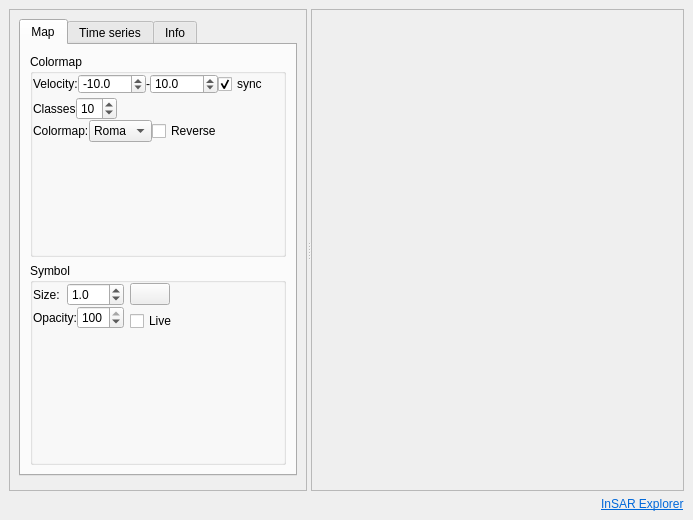
Qt form insar_explorer_dockwidget_base.ui (luhipi/insar-explorer) before a commit.
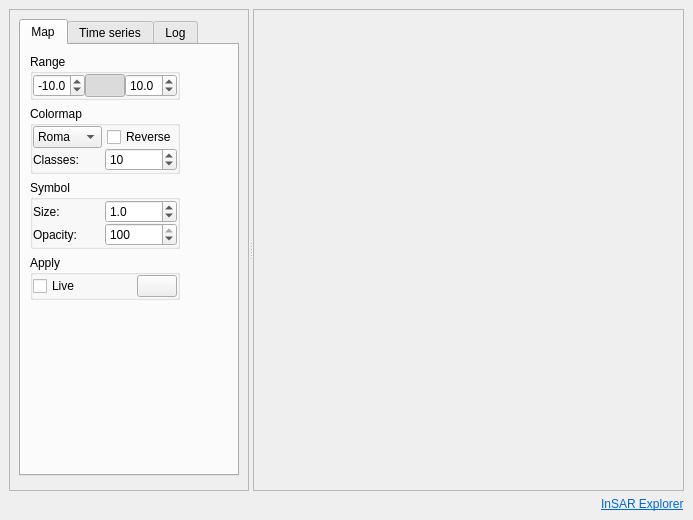
The same form after that commit. The open tabs and pages were chosen to show the change. Icons and pictures are not drawn.

Commit message: resurface map tab

What changed in the file:
```diff
--- a/insar_explorer_dockwidget_base.ui
+++ b/insar_explorer_dockwidget_base.ui
@@ -84,6 +84,12 @@
             <verstretch>0</verstretch>
            </sizepolicy>
           </property>
+          <property name="maximumSize">
+           <size>
+            <width>400</width>
+            <height>16777215</height>
+           </size>
+          </property>
           <property name="widgetResizable">
            <bool>true</bool>
           </property>
@@ -92,8 +98,8 @@
             <rect>
              <x>0</x>
              <y>0</y>
-             <width>382</width>
-             <height>472</height>
+             <width>327</width>
+             <height>470</height>
             </rect>
            </property>
            <layout class="QVBoxLayout" name="verticalLayout">
@@ -105,6 +111,12 @@
                 <verstretch>0</verstretch>
                </sizepolicy>
               </property>
+              <property name="maximumSize">
+               <size>
+                <width>220</width>
+                <height>16777215</height>
+               </size>
+              </property>
               <property name="currentIndex">
                <number>1</number>
               </property>
@@ -113,28 +125,43 @@
                 <string>Map</string>
                </attribute>
                <layout class="QGridLayout" name="gridLayout_4">
-                <item row="0" column="0">
-                 <widget class="QGroupBox" name="groupBox">
+                <item row="2" column="0">
+                 <spacer name="verticalSpacer_3">
+                  <property name="orientation">
+                   <enum>Qt::Vertical</enum>
+                  </property>
+                  <property name="sizeHint" stdset="0">
+                   <size>
+                    <width>20</width>
+                    <height>40</height>
+                   </size>
+                  </property>
+                 </spacer>
+                </item>
+                <item row="1" column="0">
+                 <layout class="QVBoxLayout" name="verticalLayout_6">
+                  <item>
+                   <widget class="QGroupBox" name="groupBox_7">
                   <property name="sizePolicy">
-                   <sizepolicy hsizetype="Preferred" vsizetype="Preferred">
+                     <sizepolicy hsizetype="Fixed" vsizetype="Preferred">
                     <horstretch>0</horstretch>
                     <verstretch>0</verstretch>
                    </sizepolicy>
                   </property>
+                    <property name="minimumSize">
+                     <size>
+                      <width>150</width>
+                      <height>0</height>
+                     </size>
+                    </property>
+                    <property name="autoFillBackground">
+                     <bool>false</bool>
+                    </property>
                   <property name="title">
-                   <string>Colormap</string>
-                  </property>
-                  <layout class="QFormLayout" name="formLayout_5">
-                   <property name="labelAlignment">
-                    <set>Qt::AlignLeading|Qt::AlignLeft|Qt::AlignVCenter</set>
-                   </property>
-                   <property name="formAlignment">
-                    <set>Qt::AlignLeading|Qt::AlignLeft|Qt::AlignTop</set>
-                   </property>
-                   <property name="horizontalSpacing">
-                    <number>0</number>
-                   </property>
-                   <property name="verticalSpacing">
+                     <string>Range</string>
+                    </property>
+                    <layout class="QVBoxLayout" name="verticalLayout_10">
+                     <property name="spacing">
                     <number>0</number>
                    </property>
                    <property name="leftMargin">
@@ -149,51 +176,9 @@
                    <property name="bottomMargin">
                     <number>0</number>
                    </property>
-                   <item row="0" column="0">
+                     <item>
                     <layout class="QGridLayout" name="gridLayout_6">
-                     <item row="0" column="0">
-                      <widget class="QLabel" name="label_5">
-                       <property name="text">
-                        <string>Velocity:</string>
-                       </property>
-                      </widget>
-                     </item>
-                     <item row="0" column="1">
-                      <widget class="QDoubleSpinBox" name="sb_symbol_lower_range">
-                       <property name="sizePolicy">
-                        <sizepolicy hsizetype="Preferred" vsizetype="Fixed">
-                         <horstretch>0</horstretch>
-                         <verstretch>0</verstretch>
-                        </sizepolicy>
-                       </property>
-                       <property name="decimals">
-                        <number>1</number>
-                       </property>
-                       <property name="minimum">
-                        <double>-1000.000000000000000</double>
-                       </property>
-                       <property name="maximum">
-                        <double>1000.000000000000000</double>
-                       </property>
-                       <property name="value">
-                        <double>-10.000000000000000</double>
-                       </property>
-                      </widget>
-                     </item>
                      <item row="0" column="2">
-                      <widget class="QLabel" name="label_2">
-                       <property name="sizePolicy">
-                        <sizepolicy hsizetype="Fixed" vsizetype="Preferred">
-                         <horstretch>0</horstretch>
-                         <verstretch>0</verstretch>
-                        </sizepolicy>
-                       </property>
-                       <property name="text">
-                        <string>-</string>
-                       </property>
-                      </widget>
-                     </item>
-                     <item row="0" column="3">
                       <widget class="QDoubleSpinBox" name="sb_symbol_upper_range">
                        <property name="sizePolicy">
                         <sizepolicy hsizetype="Preferred" vsizetype="Fixed">
@@ -215,54 +200,123 @@
                        </property>
                       </widget>
                      </item>
-                     <item row="0" column="4">
-                      <widget class="QCheckBox" name="cb_symbol_range_sync">
-                       <property name="text">
-                        <string>sync</string>
-                       </property>
-                       <property name="checked">
-                        <bool>true</bool>
-                       </property>
-                      </widget>
-                     </item>
-                    </layout>
-                   </item>
-                   <item row="1" column="0">
-                    <layout class="QHBoxLayout" name="horizontalLayout_5">
-                     <item>
-                      <widget class="QLabel" name="label_6">
-                       <property name="text">
-                        <string>Classes</string>
-                       </property>
-                      </widget>
-                     </item>
-                     <item>
-                      <widget class="QSpinBox" name="sb_symbol_classes">
+                       <item row="0" column="0">
+                        <widget class="QDoubleSpinBox" name="sb_symbol_lower_range">
                        <property name="sizePolicy">
                         <sizepolicy hsizetype="Preferred" vsizetype="Fixed">
                          <horstretch>0</horstretch>
                          <verstretch>0</verstretch>
                         </sizepolicy>
                        </property>
+                         <property name="decimals">
+                          <number>1</number>
+                         </property>
                        <property name="minimum">
-                        <number>2</number>
+                          <double>-1000.000000000000000</double>
+                         </property>
+                         <property name="maximum">
+                          <double>1000.000000000000000</double>
                        </property>
                        <property name="value">
-                        <number>10</number>
+                          <double>-10.000000000000000</double>
                        </property>
                       </widget>
                      </item>
-                    </layout>
-                   </item>
-                   <item row="2" column="0">
+                       <item row="0" column="1">
+                        <widget class="QPushButton" name="cb_symbol_range_sync">
+                         <property name="sizePolicy">
+                          <sizepolicy hsizetype="Fixed" vsizetype="Fixed">
+                           <horstretch>0</horstretch>
+                           <verstretch>0</verstretch>
+                          </sizepolicy>
+                         </property>
+                         <property name="minimumSize">
+                          <size>
+                           <width>0</width>
+                           <height>0</height>
+                          </size>
+                         </property>
+                         <property name="maximumSize">
+                          <size>
+                           <width>40</width>
+                           <height>40</height>
+                          </size>
+                         </property>
+                         <property name="toolTip">
+                          <string>Choose Point</string>
+                         </property>
+                         <property name="text">
+                          <string/>
+                         </property>
+                         <property name="icon">
+                          <iconset>
+                           <normaloff>:/icons/icons/synchronise_gray.png</normaloff>:/icons/icons/synchronise_gray.png</iconset>
+                         </property>
+                         <property name="iconSize">
+                          <size>
+                           <width>20</width>
+                           <height>20</height>
+                          </size>
+                         </property>
+                         <property name="checkable">
+                          <bool>true</bool>
+                         </property>
+                         <property name="checked">
+                          <bool>true</bool>
+                         </property>
+                        </widget>
+                       </item>
+                      </layout>
+                     </item>
+                    </layout>
+                   </widget>
+                  </item>
+                  <item>
+                   <widget class="QGroupBox" name="groupBox_9">
+                    <property name="sizePolicy">
+                     <sizepolicy hsizetype="Fixed" vsizetype="Preferred">
+                      <horstretch>0</horstretch>
+                      <verstretch>0</verstretch>
+                     </sizepolicy>
+                    </property>
+                    <property name="minimumSize">
+                     <size>
+                      <width>150</width>
+                      <height>0</height>
+                     </size>
+                    </property>
+                    <property name="autoFillBackground">
+                     <bool>false</bool>
+                    </property>
+                    <property name="title">
+                     <string>Colormap</string>
+                    </property>
+                    <layout class="QVBoxLayout" name="verticalLayout_16">
+                     <property name="spacing">
+                      <number>0</number>
+                     </property>
+                     <property name="leftMargin">
+                      <number>0</number>
+                     </property>
+                     <property name="topMargin">
+                      <number>0</number>
+                     </property>
+                     <property name="rightMargin">
+                      <number>0</number>
+                     </property>
+                     <property name="bottomMargin">
+                      <number>0</number>
+                     </property>
+                     <item>
+                      <layout class="QVBoxLayout" name="verticalLayout_15">
+                       <property name="spacing">
+                        <number>0</number>
+                       </property>
+                       <item>
                     <layout class="QHBoxLayout" name="horizontalLayout">
-                     <item>
-                      <widget class="QLabel" name="label_7">
-                       <property name="text">
-                        <string>Colormap:</string>
-                       </property>
-                      </widget>
-                     </item>
+                         <property name="spacing">
+                          <number>5</number>
+                         </property>
                      <item>
                       <widget class="QComboBox" name="cmb_colormap">
                        <property name="autoFillBackground">
@@ -312,21 +366,62 @@
                      </item>
                     </layout>
                    </item>
-                  </layout>
-                 </widget>
-                </item>
-                <item row="1" column="0">
-                 <widget class="QGroupBox" name="groupBox_2">
+                       <item>
+                        <layout class="QHBoxLayout" name="horizontalLayout_5">
+                         <item>
+                          <widget class="QLabel" name="label_6">
+                           <property name="text">
+                            <string>Classes:</string>
+                           </property>
+                          </widget>
+                         </item>
+                         <item>
+                          <widget class="QSpinBox" name="sb_symbol_classes">
+                           <property name="sizePolicy">
+                            <sizepolicy hsizetype="Preferred" vsizetype="Fixed">
+                             <horstretch>0</horstretch>
+                             <verstretch>0</verstretch>
+                            </sizepolicy>
+                           </property>
+                           <property name="minimum">
+                            <number>2</number>
+                           </property>
+                           <property name="value">
+                            <number>10</number>
+                           </property>
+                          </widget>
+                         </item>
+                        </layout>
+                       </item>
+                      </layout>
+                     </item>
+                    </layout>
+                   </widget>
+                  </item>
+                  <item>
+                   <widget class="QGroupBox" name="groupBox_10">
                   <property name="sizePolicy">
-                   <sizepolicy hsizetype="Preferred" vsizetype="Preferred">
+                     <sizepolicy hsizetype="Fixed" vsizetype="Preferred">
                     <horstretch>0</horstretch>
                     <verstretch>0</verstretch>
                    </sizepolicy>
                   </property>
+                    <property name="minimumSize">
+                     <size>
+                      <width>150</width>
+                      <height>0</height>
+                     </size>
+                    </property>
+                    <property name="autoFillBackground">
+                     <bool>false</bool>
+                    </property>
                   <property name="title">
                    <string>Symbol</string>
                   </property>
-                  <layout class="QFormLayout" name="formLayout">
+                    <layout class="QVBoxLayout" name="verticalLayout_17">
+                     <property name="spacing">
+                      <number>0</number>
+                     </property>
                    <property name="leftMargin">
                     <number>0</number>
                    </property>
@@ -339,8 +434,8 @@
                    <property name="bottomMargin">
                     <number>0</number>
                    </property>
-                   <item row="0" column="0">
-                    <layout class="QVBoxLayout" name="verticalLayout_2">
+                     <item>
+                      <layout class="QVBoxLayout" name="verticalLayout_14">
                      <property name="spacing">
                       <number>0</number>
                      </property>
@@ -406,8 +501,67 @@
                      </item>
                     </layout>
                    </item>
-                   <item row="0" column="1">
-                    <layout class="QVBoxLayout" name="verticalLayout_6">
+                    </layout>
+                   </widget>
+                  </item>
+                  <item>
+                   <widget class="QGroupBox" name="groupBox_11">
+                    <property name="sizePolicy">
+                     <sizepolicy hsizetype="Fixed" vsizetype="Preferred">
+                      <horstretch>0</horstretch>
+                      <verstretch>0</verstretch>
+                     </sizepolicy>
+                    </property>
+                    <property name="minimumSize">
+                     <size>
+                      <width>150</width>
+                      <height>0</height>
+                     </size>
+                    </property>
+                    <property name="autoFillBackground">
+                     <bool>false</bool>
+                    </property>
+                    <property name="title">
+                     <string>Apply</string>
+                    </property>
+                    <layout class="QVBoxLayout" name="verticalLayout_18">
+                     <property name="spacing">
+                      <number>0</number>
+                     </property>
+                     <property name="leftMargin">
+                      <number>0</number>
+                     </property>
+                     <property name="topMargin">
+                      <number>0</number>
+                     </property>
+                     <property name="rightMargin">
+                      <number>0</number>
+                     </property>
+                     <property name="bottomMargin">
+                      <number>0</number>
+                     </property>
+                     <item>
+                      <layout class="QHBoxLayout" name="horizontalLayout_7">
+                       <item>
+                        <widget class="QCheckBox" name="cb_symbology_live">
+                         <property name="text">
+                          <string>Live</string>
+                         </property>
+                        </widget>
+                       </item>
+                       <item>
+                        <spacer name="horizontalSpacer_9">
+                         <property name="orientation">
+                          <enum>Qt::Horizontal</enum>
+                         </property>
+                         <property name="sizeHint" stdset="0">
+                          <size>
+                           <width>40</width>
+                           <height>20</height>
+                          </size>
+                         </property>
+                        </spacer>
+                       </item>
                      <item>
                       <widget class="QPushButton" name="pb_symbology">
                        <property name="sizePolicy">
@@ -446,17 +600,25 @@
                        </property>
                       </widget>
                      </item>
-                     <item>
-                      <widget class="QCheckBox" name="cb_symbology_live">
-                       <property name="text">
-                        <string>Live</string>
-                       </property>
-                      </widget>
-                     </item>
                     </layout>
                    </item>
                   </layout>
                  </widget>
+                  </item>
+                 </layout>
+                </item>
+                <item row="1" column="1">
+                 <spacer name="horizontalSpacer_8">
+                  <property name="orientation">
+                   <enum>Qt::Horizontal</enum>
+                  </property>
+                  <property name="sizeHint" stdset="0">
+                   <size>
+                    <width>40</width>
+                    <height>20</height>
+                   </size>
+                  </property>
+                 </spacer>
                 </item>
                </layout>
               </widget>
@@ -1300,7 +1462,7 @@
               </widget>
               <widget class="QWidget" name="tab">
                <attribute name="title">
-                <string>Info</string>
+                <string>Log</string>
                </attribute>
                <layout class="QVBoxLayout" name="verticalLayout_3">
                 <item>
```
Left out of the diff: 120 changed lines with no effect on the pictures. Lines whose indentation alone changed are shown as unchanged. The commit also changes 3 other files.
